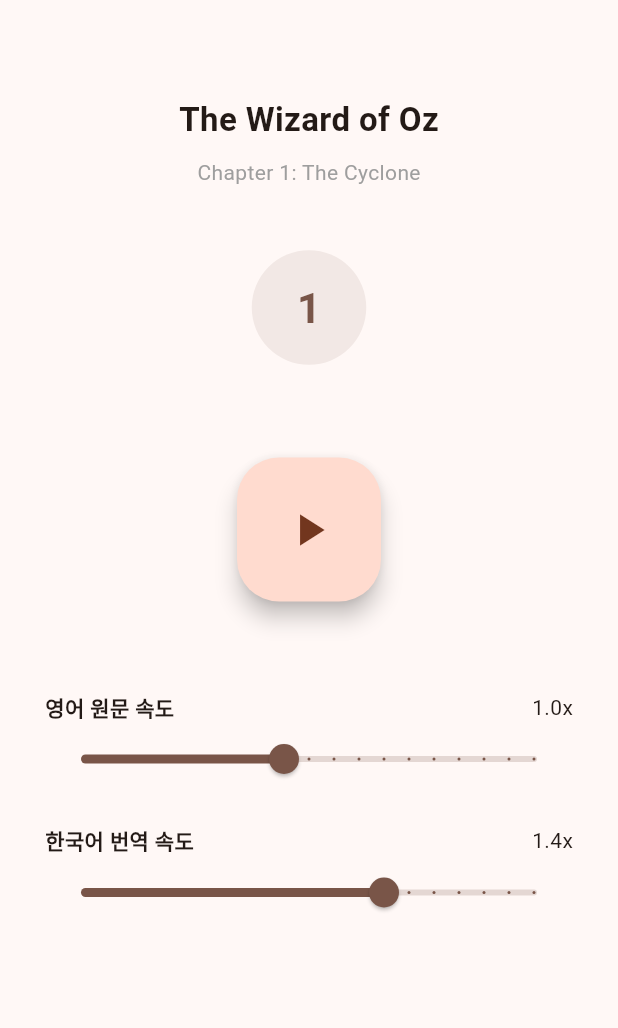
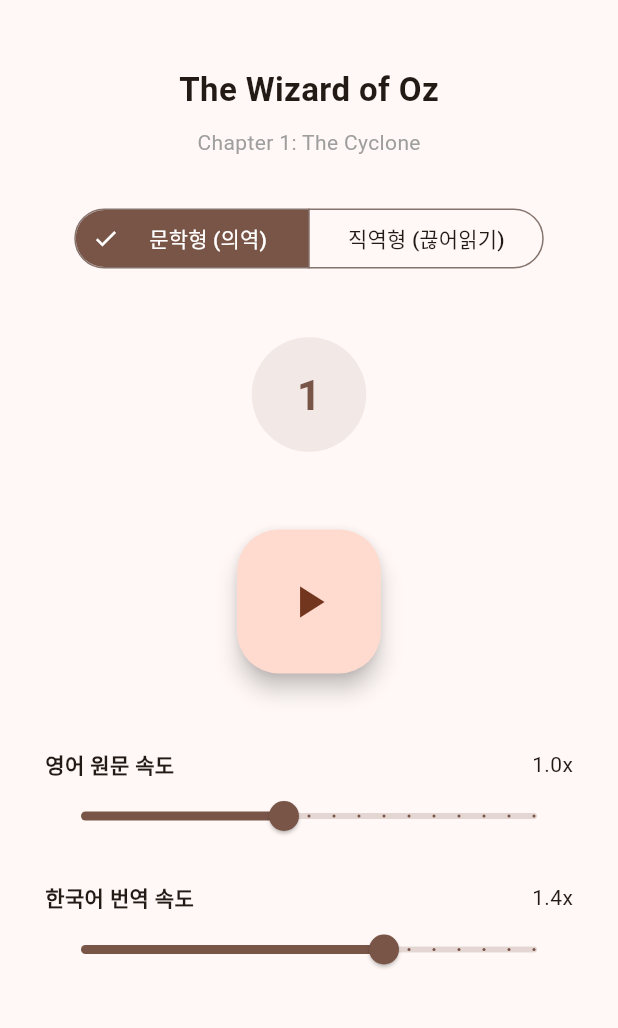
Before and after one commit to hanlolol/oz_radio, a Flutter app: the screen it shows after launch, after a tap on the "play arrow" icon, on a phone screen of 412 x 824 dp, the part 63-1091 px from its top. Run offline on Flutter 3.47's test engine with Material 3 defaults, Android fonts, the phone set to English and light mode, and no system bars; our stand-ins replace audio_service, flutter_tts; missing offline and left inert: audio_session; statements that could not run were skipped.

Commit message:
ㅁㅁㅁㅁ

```diff
--- a/lib/main.dart
+++ b/lib/main.dart
@@ -1,29 +1,13 @@
 import 'dart:convert';
 import 'package:flutter/material.dart';
 import 'package:flutter/services.dart';
-import 'package:audio_service/audio_service.dart';
-import 'package:wakelock_plus/wakelock_plus.dart';
-import 'audio_handler.dart'; // 3단계에서 생성할 핸들러 파일
+import 'package:flutter_tts/flutter_tts.dart';
+import 'package:audio_session/audio_session.dart';
 
-// 전역 오디오 핸들러 인스턴스
-late OzAudioHandler _audioHandler;
+// 주의: 실제 프로젝트 경로에 맞게 import를 활성화해주세요.
+import 'package:oz_radio/models/chapter_models.dart';
 
-Future<void> main() async {
-  WidgetsFlutterBinding.ensureInitialized();
-
-  // [수정] 오디오 서비스 초기화 (Line 7 대응)
-  _audioHandler = await AudioService.init(
-    builder: () => OzAudioHandler(),
-    config: const AudioServiceConfig(
-      androidNotificationChannelId: 'com.example.oz_radio.channel.audio',
-      androidNotificationChannelName: '오즈 라디오 재생',
-      androidStopForegroundOnPause: true,
-      notificationColor: Colors.brown,
-    ),
-  );
-
-  runApp(const OzRadioApp());
-}
+void main() => runApp(const OzRadioApp());
 
 class OzRadioApp extends StatelessWidget {
   const OzRadioApp({super.key});
@@ -49,17 +33,30 @@ class RadioModeScreen extends StatefulWidget {
 }
 
 class _RadioModeScreenState extends State<RadioModeScreen> {
-  // [수정] 기존 _tts, _isPlaying 변수 제거 (Line 42, 45 대응)
-  // 재생 로직은 핸들러가 담당하며 UI는 핸들러의 상태를 구독합니다.
+  final FlutterTts _tts = FlutterTts();
+  List<Paragraph> _paragraphs = [];
+  int _currentIndex = 0;
+  bool _isPlaying = false;
+
+  // 기획 반영: 번역 스타일 상태 변수 ('literary' 또는 'literal')
+  String _translationStyle = 'literary';
+
+  // Config 제어 변수
+  double _enSpeed = 0.5;
+  double _koSpeed = 0.7;
+  int _pauseShort = 800;
+  int _pauseLong = 1100;
+  String _orderType = "KO_EN";
 
   @override
   void initState() {
     super.initState();
+    _setupAudioSession();
+    _initTts();
     _loadAllData();
   }
 
   Future<void> _loadAllData() async {
-    // 설정값과 데이터를 로드하여 핸들러에 전달
     await _loadConfig();
     await _loadChapterData();
   }
@@ -68,37 +65,104 @@ class _RadioModeScreenState extends State<RadioModeScreen> {
     try {
       final String configString = await rootBundle.loadString('assets/config/playback_config.json');
       final configData = json.decode(configString);
-
-      // 핸들러의 설정값 업데이트
-      _audioHandler.updateConfig(configData);
-      setState(() {});
+      setState(() {
+        _enSpeed = (configData['en_speed'] ?? 0.5).toDouble();
+        _koSpeed = (configData['ko_speed'] ?? 0.7).toDouble();
+        _pauseShort = configData['pause_short_ms'] ?? 800;
+        _pauseLong = configData['pause_long_ms'] ?? 1100;
+        _orderType = configData['order_type'] ?? "KO_EN";
+      });
     } catch (e) {
       debugPrint("Config load error: $e");
     }
+  }
+
+  Future<void> _initTts() async {
+    await _tts.awaitSpeakCompletion(true);
+    if (!mounted) return;
+    if (Theme.of(context).platform == TargetPlatform.android) {
+      await _tts.setEngine("com.google.android.tts");
+    }
+  }
+
+  Future<void> _setupAudioSession() async {
+    final session = await AudioSession.instance;
+    await session.configure(const AudioSessionConfiguration.speech());
+    await session.setActive(true);
   }
 
   Future<void> _loadChapterData() async {
     try {
       final String response = await rootBundle.loadString('assets/data/book1/chapter1.json');
       final data = json.decode(response);
-
-      // 핸들러에 재생할 문단 데이터 전달
-      _audioHandler.setParagraphs(data['content']);
+      final chapter = Chapter.fromJson(data);
+      setState(() {
+        _paragraphs = chapter.content;
+      });
     } catch (e) {
       debugPrint("Data load error: $e");
     }
   }
 
-  // [수정] 재생/정지 제어 함수 (Line 101~151 로직 이관)
-  void _handlePlayback() {
-    final bool playing = _audioHandler.playbackState.value.playing;
-    if (playing) {
-      _audioHandler.pause();
-      WakelockPlus.disable(); // 정지 시 화면 꺼짐 방지 해제
+  Future<void> _startRadio() async {
+    if (_paragraphs.isEmpty) return;
+    setState(() => _isPlaying = true);
+
+    while (_isPlaying) {
+      final paragraph = _paragraphs[_currentIndex];
+
+      // [핵심 로직] 문단이 시작될 때의 번역 모드를 캡처합니다.
+      // 이렇게 하면 중간에 토글을 바꿔도 현재 문단은 끝까지 캡처된 모드로 재생되고,
+      // 다음 문단 루프가 시작될 때 새로운 모드가 반영됩니다.
+      final String activeStyleForThisParagraph = _translationStyle;
+
+      for (var s in paragraph.sentences) {
+        if (!_isPlaying) break;
+
+        // 캡처된 모드에 따라 읽어줄 텍스트 결정
+        String targetTranslation = activeStyleForThisParagraph == 'literary'
+            ? s.translationLiterary
+            : s.translationLiteral;
+
+        if (_orderType == "KO_EN") {
+          await _playTranslation(targetTranslation);
+          if (!_isPlaying) break;
+          await Future.delayed(Duration(milliseconds: _pauseShort));
+          await _playOriginal(s.original);
         } else {
-      _audioHandler.play();
-      WakelockPlus.enable();  // 재생 시 CPU/화면 유지 (Doze 모드 대응)
+          await _playOriginal(s.original);
+          if (!_isPlaying) break;
+          await Future.delayed(Duration(milliseconds: _pauseShort));
+          await _playTranslation(targetTranslation);
         }
+
+        if (!_isPlaying) break;
+        await Future.delayed(Duration(milliseconds: _pauseLong));
+      }
+
+      if (!_isPlaying) break;
+
+      setState(() {
+        _currentIndex = (_currentIndex + 1) % _paragraphs.length;
+      });
+    }
+  }
+
+  Future<void> _playOriginal(String text) async {
+    await _tts.setLanguage("en-US");
+    await _tts.setSpeechRate(_enSpeed);
+    await _tts.speak(text);
+  }
+
+  Future<void> _playTranslation(String text) async {
+    await _tts.setLanguage("ko-KR");
+    await _tts.setSpeechRate(_koSpeed);
+    await _tts.speak(text);
+  }
+
+  void _stopRadio() {
+    setState(() => _isPlaying = false);
+    _tts.stop();
   }
 
   @override
@@ -107,71 +171,66 @@ class _RadioModeScreenState extends State<RadioModeScreen> {
       appBar: AppBar(
         title: const Text("OZ Radio MVP"),
         actions: [
-          // 재생 순서 토글
-          ValueListenableBuilder<String>(
-            valueListenable: _audioHandler.orderTypeNotifier,
-            builder: (context, orderType, _) {
-              return TextButton.icon(
-                onPressed: () => _audioHandler.toggleOrderType(),
+          TextButton.icon(
+            onPressed: () => setState(() => _orderType = (_orderType == "EN_KO") ? "KO_EN" : "EN_KO"),
             icon: const Icon(Icons.swap_vert),
-                label: Text(orderType),
-              );
-            },
+            label: Text(_orderType),
           )
         ],
       ),
       body: SingleChildScrollView(
         child: Padding(
-          padding: const EdgeInsets.symmetric(horizontal: 30.0, vertical: 50.0),
+          padding: const EdgeInsets.symmetric(horizontal: 30.0, vertical: 30.0),
           child: Column(
             children: [
               const Text("The Wizard of Oz", style: TextStyle(fontSize: 22, fontWeight: FontWeight.bold)),
               const SizedBox(height: 10),
               const Text("Chapter 1: The Cyclone", style: TextStyle(color: Colors.grey)),
+
               const SizedBox(height: 30),
 
-              // [수정] 현재 문단 번호 표시 (핸들러의 커스텀 상태 구독)
-              StreamBuilder<int>(
-                stream: _audioHandler.currentIndexStream,
-                builder: (context, snapshot) {
-                  final index = snapshot.data ?? 0;
-                  return Container(
+              // [신규 UI] 문학형 / 직역형 실시간 토글 버튼
+              SegmentedButton<String>(
+                segments: const [
+                  ButtonSegment(value: 'literary', label: Padding(padding: EdgeInsets.symmetric(horizontal: 12), child: Text('문학형 (의역)'))),
+                  ButtonSegment(value: 'literal', label: Padding(padding: EdgeInsets.symmetric(horizontal: 12), child: Text('직역형 (끊어읽기)'))),
+                ],
+                selected: {_translationStyle},
+                onSelectionChanged: (Set<String> newSelection) {
+                  setState(() {
+                    _translationStyle = newSelection.first;
+                  });
+                },
+                style: SegmentedButton.styleFrom(
+                  selectedForegroundColor: Colors.white,
+                  selectedBackgroundColor: Colors.brown,
+                ),
+              ),
+
+              const SizedBox(height: 30),
+
+              Container(
                 padding: const EdgeInsets.all(30),
                 decoration: BoxDecoration(
                   color: Colors.brown.withValues(alpha: 0.1),
                   shape: BoxShape.circle,
                 ),
                 child: Text(
-                      "${index + 1}",
+                  "${_currentIndex + 1}",
                   style: const TextStyle(fontSize: 28, fontWeight: FontWeight.bold, color: Colors.brown),
                 ),
-                  );
-                }
+              ),
+
+              const SizedBox(height: 40),
+              FloatingActionButton.large(
+                onPressed: _isPlaying ? _stopRadio : _startRadio,
+                child: Icon(_isPlaying ? Icons.pause : Icons.play_arrow),
               ),
 
               const SizedBox(height: 50),
-
-              // [수정] 메인 재생/정지 버튼 (StreamBuilder 적용)
-              StreamBuilder<PlaybackState>(
-                stream: _audioHandler.playbackState,
-                builder: (context, snapshot) {
-                  final playing = snapshot.data?.playing ?? false;
-                  return FloatingActionButton.large(
-                    onPressed: _handlePlayback,
-                    child: Icon(playing ? Icons.pause : Icons.play_arrow),
-                  );
-                },
-              ),
-
-              const SizedBox(height: 60),
-              // 속도 조절 슬라이더 (핸들러의 설정값 변경)
-              _buildSpeedSlider("영어 원문 속도", _audioHandler.enSpeed, (v) {
-                setState(() => _audioHandler.enSpeed = v);
-              }),
+              _buildSpeedSlider("영어 원문 속도", _enSpeed, (v) => setState(() => _enSpeed = v)),
               const SizedBox(height: 20),
-              _buildSpeedSlider("한국어 번역 속도", _audioHandler.koSpeed, (v) {
-                setState(() => _audioHandler.koSpeed = v);
-              }),
+              _buildSpeedSlider("한국어 번역 속도", _koSpeed, (v) => setState(() => _koSpeed = v)),
             ],
           ),
         ),
--- /dev/null
+++ b/lib/models/chapter_models.dart
@@ -0,0 +1,56 @@
+class Sentence {
+  final String original;
+  final String translationLiterary; // 문학형 번역
+  final String translationLiteral;  // 직역형 번역
+
+  Sentence({
+    required this.original,
+    required this.translationLiterary,
+    required this.translationLiteral
+  });
+
+  factory Sentence.fromJson(Map<String, dynamic> json) {
+    return Sentence(
+      original: json['original'] ?? '',
+      // 데이터 파트에서 키를 분리하기 전까지는 기존 'translation' 값을 양쪽에 폴백(Fallback)으로 넣습니다.
+      translationLiterary: json['translation_literary'] ?? json['translation'] ?? '',
+      translationLiteral: json['translation_literal'] ?? json['translation'] ?? '',
+    );
+  }
+}
+
+class Paragraph {
+  final int paragraphIndex;
+  final List<Sentence> sentences;
+
+  Paragraph({required this.paragraphIndex, required this.sentences});
+
+  factory Paragraph.fromJson(Map<String, dynamic> json) {
+    var list = json['sentences'] as List? ?? [];
+    List<Sentence> sentencesList = list.map((i) => Sentence.fromJson(i)).toList();
+
+    return Paragraph(
+      paragraphIndex: json['paragraph_index'] ?? 0,
+      sentences: sentencesList,
+    );
+  }
+}
+
+class Chapter {
+  final String chapterId;
+  final String title;
+  final List<Paragraph> content;
+
+  Chapter({required this.chapterId, required this.title, required this.content});
+
+  factory Chapter.fromJson(Map<String, dynamic> json) {
+    var list = json['content'] as List? ?? [];
+    List<Paragraph> contentList = list.map((i) => Paragraph.fromJson(i)).toList();
+
+    return Chapter(
+      chapterId: json['chapter_id'] ?? '',
+      title: json['title'] ?? '',
+      content: contentList,
+    );
+  }
+}
```
Lines whose indentation alone changed are shown as unchanged.
